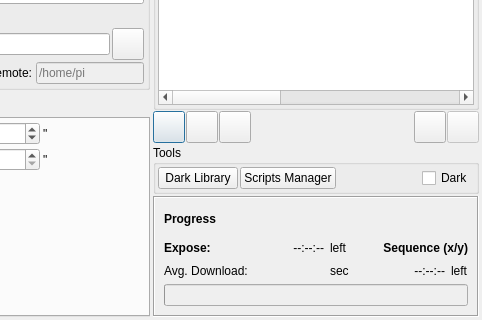
KDE/kstars, file kstars/ekos/capture/capture.ui: the form before one commit; both pictures show x 261 to 743 and y 329 to 649 of the 743 by 649 pixel window.
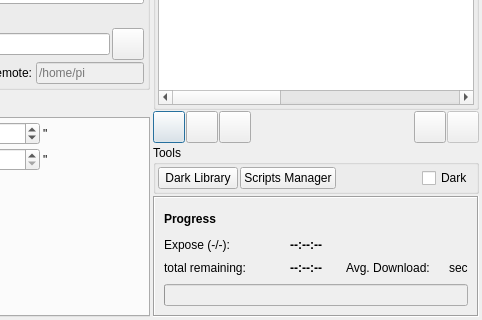
The form after the commit. Icons and pictures are not drawn. Custom widgets are drawn as their Qt base class.

Commit message:
Capture progress labels consolidated
Leaner version of the progress display on the Capture tab:

![Bildschirmfoto_2022-04-09_um_17.06.34](/uploads/f26f7631fc6abea52887095fe93932e9/Bildschirmfoto_2022-04-09_um_17.06.34.png)

Patch:
```diff
--- a/kstars/ekos/capture/capture.ui
+++ b/kstars/ekos/capture/capture.ui
@@ -2324,35 +2324,11 @@
          <property name="lineWidth">
           <number>1</number>
          </property>
-         <layout class="QGridLayout" name="progressGrid" columnstretch="0,0,0,0,0,0">
-          <item row="0" column="1" colspan="5">
-           <widget class="Ekos::CaptureStatusWidget" name="captureStatusWidget" native="true">
-            <property name="minimumSize">
-             <size>
-              <width>0</width>
-              <height>25</height>
-             </size>
-            </property>
-           </widget>
-          </item>
+         <layout class="QGridLayout" name="progressGrid" columnstretch="0,0,10,0,0,0">
           <item row="2" column="0">
-           <widget class="QLabel" name="avgDownloadLabel">
+           <widget class="QLabel" name="jobLabel">
             <property name="text">
-             <string>Avg. Download:</string>
-            </property>
-           </widget>
-          </item>
-          <item row="2" column="5">
-           <widget class="QLabel" name="sequenceLeftLabel">
-            <property name="text">
-             <string>left</string>
-            </property>
-           </widget>
-          </item>
-          <item row="1" column="2">
-           <widget class="QLabel" name="timeLeftLabel">
-            <property name="text">
-             <string>left</string>
+             <string>total remaining:</string>
             </property>
            </widget>
           </item>
@@ -2360,58 +2336,16 @@
            <widget class="QLabel" name="frameInfoLabel">
             <property name="font">
              <font>
-              <weight>75</weight>
-              <bold>true</bold>
+              <weight>50</weight>
+              <bold>false</bold>
              </font>
             </property>
             <property name="text">
-             <string>Expose:</string>
+             <string>Expose (-/-):</string>
             </property>
            </widget>
           </item>
-          <item row="1" column="1">
-           <widget class="QLabel" name="frameRemainingTime">
-            <property name="minimumSize">
-             <size>
-              <width>70</width>
-              <height>0</height>
-             </size>
-            </property>
-            <property name="text">
-             <string>--:--:--</string>
-            </property>
-            <property name="alignment">
-             <set>Qt::AlignRight|Qt::AlignTrailing|Qt::AlignVCenter</set>
-            </property>
-           </widget>
-          </item>
-          <item row="2" column="4">
-           <widget class="QLabel" name="jobRemainingTime">
-            <property name="minimumSize">
-             <size>
-              <width>70</width>
-              <height>0</height>
-             </size>
-            </property>
-            <property name="text">
-             <string>--:--:--</string>
-            </property>
-            <property name="alignment">
-             <set>Qt::AlignRight|Qt::AlignTrailing|Qt::AlignVCenter</set>
-            </property>
-           </widget>
-          </item>
-          <item row="2" column="1">
-           <widget class="QLabel" name="avgDownloadTime">
-            <property name="text">
-             <string/>
-            </property>
-            <property name="alignment">
-             <set>Qt::AlignRight|Qt::AlignTrailing|Qt::AlignVCenter</set>
-            </property>
-           </widget>
-          </item>
-          <item row="1" column="3">
+          <item row="2" column="2">
            <spacer name="horizontalSpacer_5">
             <property name="orientation">
              <enum>Qt::Horizontal</enum>
@@ -2424,8 +2358,14 @@
             </property>
            </spacer>
           </item>
-          <item row="1" column="4" colspan="2">
-           <widget class="QLabel" name="jobLabel">
+          <item row="1" column="1">
+           <widget class="QLabel" name="frameRemainingTime">
+            <property name="minimumSize">
+             <size>
+              <width>70</width>
+              <height>0</height>
+             </size>
+            </property>
             <property name="font">
              <font>
               <weight>75</weight>
@@ -2433,13 +2373,76 @@
              </font>
             </property>
             <property name="text">
-             <string>Sequence (x/y)</string>
+             <string>--:--:--</string>
             </property>
             <property name="alignment">
              <set>Qt::AlignRight|Qt::AlignTrailing|Qt::AlignVCenter</set>
             </property>
            </widget>
           </item>
+          <item row="2" column="4">
+           <widget class="QLabel" name="avgDownloadTime">
+            <property name="text">
+             <string/>
+            </property>
+            <property name="alignment">
+             <set>Qt::AlignRight|Qt::AlignTrailing|Qt::AlignVCenter</set>
+            </property>
+           </widget>
+          </item>
+          <item row="0" column="0">
+           <widget class="QLabel" name="progressLabel">
+            <property name="text">
+             <string>&lt;b&gt;Progress&lt;/b&gt;</string>
+            </property>
+           </widget>
+          </item>
+          <item row="2" column="1">
+           <widget class="QLabel" name="jobRemainingTime">
+            <property name="minimumSize">
+             <size>
+              <width>70</width>
+              <height>0</height>
+             </size>
+            </property>
+            <property name="font">
+             <font>
+              <weight>75</weight>
+              <bold>true</bold>
+             </font>
+            </property>
+            <property name="text">
+             <string>--:--:--</string>
+            </property>
+            <property name="alignment">
+             <set>Qt::AlignRight|Qt::AlignTrailing|Qt::AlignVCenter</set>
+            </property>
+           </widget>
+          </item>
+          <item row="2" column="3">
+           <widget class="QLabel" name="avgDownloadLabel">
+            <property name="text">
+             <string>Avg. Download:</string>
+            </property>
+           </widget>
+          </item>
+          <item row="2" column="5">
+           <widget class="QLabel" name="secLabel">
+            <property name="text">
+             <string>sec</string>
+            </property>
+           </widget>
+          </item>
+          <item row="0" column="1" colspan="5">
+           <widget class="Ekos::CaptureStatusWidget" name="captureStatusWidget" native="true">
+            <property name="minimumSize">
+             <size>
+              <width>0</width>
+              <height>25</height>
+             </size>
+            </property>
+           </widget>
+          </item>
           <item row="3" column="0" colspan="6">
            <widget class="QProgressBar" name="imgProgress">
             <property name="enabled">
@@ -2447,20 +2450,6 @@
             </property>
            </widget>
           </item>
-          <item row="2" column="2">
-           <widget class="QLabel" name="secLabel">
-            <property name="text">
-             <string>sec</string>
-            </property>
-           </widget>
-          </item>
-          <item row="0" column="0">
-           <widget class="QLabel" name="progressLabel">
-            <property name="text">
-             <string>&lt;b&gt;Progress&lt;/b&gt;</string>
-            </property>
-           </widget>
-          </item>
          </layout>
         </widget>
        </item>
```
The commit also changes 1 other file.
